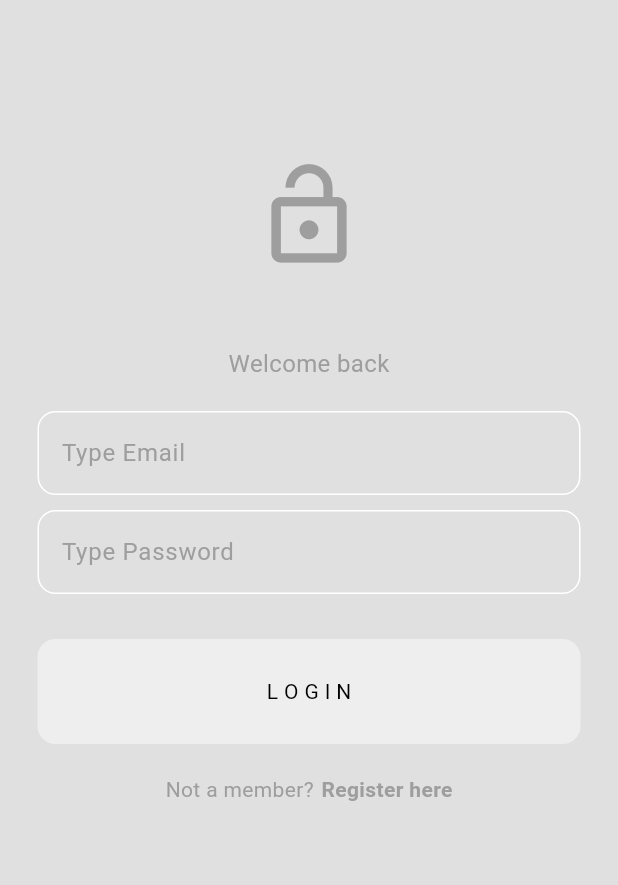
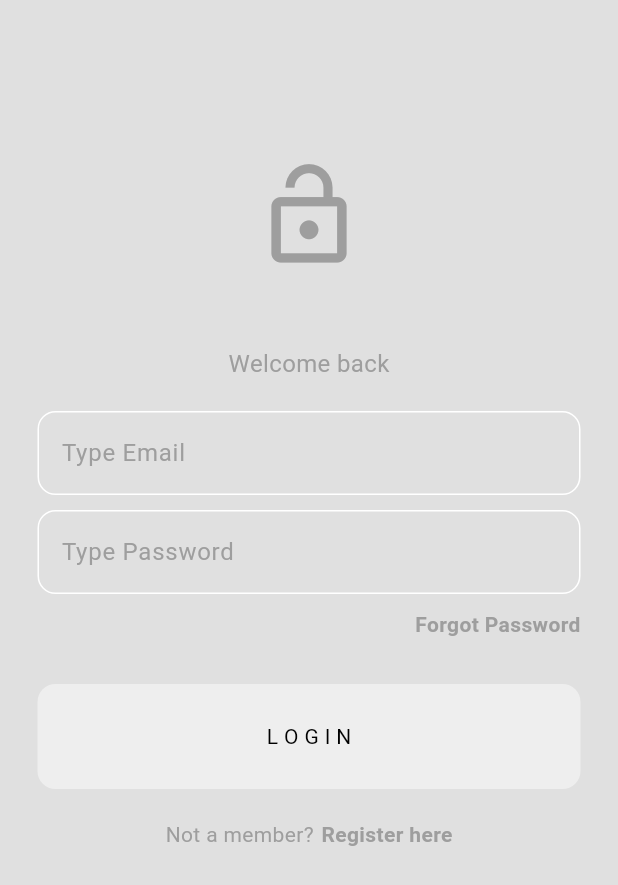
Before and after one commit to alinahmettekin/tute, a Flutter app: the screen it shows after launch, on a phone screen of 412 x 824 dp. Shown: the top 885 px of the screen. Run offline on Flutter 3.47's test engine with Material 3 defaults, Android fonts, the phone set to English and light mode, and no system bars; our stand-ins replace firebase_auth, firebase_core; accounts and stored records are empty; generated files the repository leaves out were written again.

Commit message:
login and registering complete

```diff
--- a/lib/core/components/custom_button.dart
+++ b/lib/core/components/custom_button.dart
@@ -11,7 +11,7 @@ class CustomButton extends StatelessWidget {
     return GestureDetector(
       onTap: onTap,
       child: Container(
-        padding: EdgeInsets.symmetric(vertical: 25, horizontal: 25),
+        padding: const EdgeInsets.symmetric(vertical: 25, horizontal: 25),
         decoration: BoxDecoration(
           borderRadius: BorderRadius.circular(12),
           color: Theme.of(context).colorScheme.secondary,
--- a/lib/core/components/custom_drawer.dart
+++ b/lib/core/components/custom_drawer.dart
@@ -1,5 +1,6 @@
 import 'package:flutter/material.dart';
 import 'package:tute/core/components/custom_drawer_tile.dart';
+import 'package:tute/core/service/firebase_auth_service.dart';
 import 'package:tute/view/settings/settings_view.dart';
 
 class CustomDrawer extends StatelessWidget {
@@ -47,7 +48,9 @@ class CustomDrawer extends StatelessWidget {
             CustomDrawerTile(
               title: 'L O G O U T',
               icon: Icons.logout,
-              onTap: () {},
+              onTap: () {
+                FirebaseAuthService.instance.logout();
+              },
             )
           ],
         ),
--- a/lib/core/components/custom_text_field.dart
+++ b/lib/core/components/custom_text_field.dart
@@ -15,6 +15,7 @@ class CustomTextField extends StatelessWidget {
   @override
   Widget build(BuildContext context) {
     return TextField(
+      controller: controller,
       obscureText: obscureText ?? false,
       decoration: InputDecoration(
         hintText: hintText,
--- /dev/null
+++ b/lib/core/service/firebase_auth_service.dart
@@ -0,0 +1,46 @@
+import 'dart:developer';
+
+import 'package:firebase_auth/firebase_auth.dart';
+
+class FirebaseAuthService {
+  static FirebaseAuthService? _instance;
+
+  static FirebaseAuthService get instance {
+    return _instance ??= FirebaseAuthService._internal();
+  }
+
+  FirebaseAuth? _auth;
+  FirebaseAuthService._internal() {
+    _auth = FirebaseAuth.instance;
+  }
+  void getBilmemNe() {}
+  User? getCurrentUser() => _auth!.currentUser;
+
+  String getCurrentUserUid() => _auth!.currentUser!.uid;
+
+  Future<UserCredential> loginWithEmailAndPassword(String email, password) async {
+    try {
+      final userCredential = await _auth!.signInWithEmailAndPassword(email: email, password: password);
+      return userCredential;
+    } on FirebaseAuthException catch (e) {
+      if (e.toString() == '[firebase_auth/invalid-email] The email address is badly formatted.]') {
+        print('evet');
+      }
+      throw Exception(e);
+    }
+  }
+
+  Future<UserCredential> registerWithEmailAndPassword(String email, password) async {
+    try {
+      final userCredential = await _auth!.createUserWithEmailAndPassword(email: email, password: password);
+      return userCredential;
+    } on FirebaseAuthException catch (e) {
+      log('');
+      throw Exception(e.code);
+    }
+  }
+
+  Future<void> logout() async {
+    await _auth!.signOut();
+  }
+}
--- a/lib/main.dart
+++ b/lib/main.dart
@@ -1,9 +1,13 @@
 import 'package:flutter/material.dart';
 import 'package:provider/provider.dart';
 import 'package:tute/core/theme/theme_provider.dart';
-import 'package:tute/view/login_or_register/login_or_register_view.dart';
+import 'package:tute/firebase_options.dart';
+import 'package:tute/view/auth_gate/auth_gate_view.dart';
+import 'package:firebase_core/firebase_core.dart';
 
-void main() {
+void main() async {
+  WidgetsFlutterBinding.ensureInitialized();
+  await Firebase.initializeApp(options: DefaultFirebaseOptions.currentPlatform);
   runApp(
     ChangeNotifierProvider(
       create: (context) => ThemeProvider(),
@@ -20,7 +24,7 @@
     return MaterialApp(
       debugShowCheckedModeBanner: false,
       theme: Provider.of<ThemeProvider>(context).themeData,
-      home: LoginOrRegisterView(),
+      home: const AuthGateView(),
     );
   }
 }
--- /dev/null
+++ b/lib/view/auth_gate/auth_gate_view.dart
@@ -0,0 +1,27 @@
+import 'package:firebase_auth/firebase_auth.dart';
+import 'package:flutter/widgets.dart';
+import 'package:tute/view/home/home_view.dart';
+import 'package:tute/view/login_or_register/login_or_register_view.dart';
+
+class AuthGateView extends StatefulWidget {
+  const AuthGateView({super.key});
+
+  @override
+  State<AuthGateView> createState() => _AuthGateViewState();
+}
+
+class _AuthGateViewState extends State<AuthGateView> {
+  @override
+  Widget build(BuildContext context) {
+    return StreamBuilder(
+      stream: FirebaseAuth.instance.authStateChanges(),
+      builder: (context, snapshot) {
+        if (snapshot.hasData) {
+          return const HomeView();
+        } else {
+          return const LoginOrRegisterView();
+        }
+      },
+    );
+  }
+}
--- a/lib/view/home/home_view.dart
+++ b/lib/view/home/home_view.dart
@@ -16,8 +16,8 @@ class _HomeViewState extends State<HomeView> {
         title: const Text('H O M E'),
         centerTitle: true,
       ),
-      drawer: CustomDrawer(),
-      body: SafeArea(
+      drawer: const CustomDrawer(),
+      body: const SafeArea(
           child: Column(
         children: [],
       )),
--- a/lib/view/login/login_view.dart
+++ b/lib/view/login/login_view.dart
@@ -1,6 +1,9 @@
+import 'package:firebase_auth/firebase_auth.dart';
 import 'package:flutter/material.dart';
 import 'package:tute/core/components/custom_button.dart';
+import 'package:tute/core/components/custom_loading_circle.dart';
 import 'package:tute/core/components/custom_text_field.dart';
+import 'package:tute/core/service/firebase_auth_service.dart';
 
 class LoginView extends StatefulWidget {
   final void Function() onTap;
@@ -12,14 +15,26 @@ class LoginView extends StatefulWidget {
 }
 
 class _LoginViewState extends State<LoginView> {
-  final TextEditingController emailController = TextEditingController();
-  final TextEditingController pwController = TextEditingController();
+  TextEditingController emailController = TextEditingController();
+  TextEditingController pwController = TextEditingController();
+
+  void login(String email, password) async {
+    showLoadingCircle(context);
+    try {
+      await FirebaseAuthService.instance.loginWithEmailAndPassword(email, password);
+      if (mounted) hideLoadingCircle(context);
+    } on FirebaseAuthException catch (e) {
+      print(e.toString());
+      if (mounted) hideLoadingCircle(context);
+    }
+  }
 
   @override
   Widget build(BuildContext context) {
     return Scaffold(
       appBar: AppBar(),
       body: SafeArea(
+        child: SingleChildScrollView(
           child: Padding(
             padding: const EdgeInsets.symmetric(horizontal: 25),
             child: Column(
@@ -55,11 +70,21 @@ class _LoginViewState extends State<LoginView> {
                   obscureText: true,
                 ),
                 const SizedBox(
+                  height: 10,
+                ),
+                Align(
+                  alignment: Alignment.bottomRight,
+                  child: Text(
+                    'Forgot Password',
+                    style: TextStyle(color: Theme.of(context).colorScheme.primary, fontWeight: FontWeight.bold),
+                  ),
+                ),
+                const SizedBox(
                   height: 30,
                 ),
                 CustomButton(
                   title: 'L O G I N',
-                onTap: () {},
+                  onTap: () => login(emailController.text, pwController.text),
                 ),
                 const SizedBox(
                   height: 20,
@@ -90,6 +115,7 @@ class _LoginViewState extends State<LoginView> {
             ),
           ),
         ),
+      ),
     );
   }
 }
```
Also changed, not shown: lib/core/components/custom_loading_circle.dart (added, +16 -0 lines), lib/view/register/register_view.dart (+21 -5 lines), pubspec.yaml (+5 -69 lines), pubspec.lock, 11 other files. Lines whose indentation alone changed are shown as unchanged.
